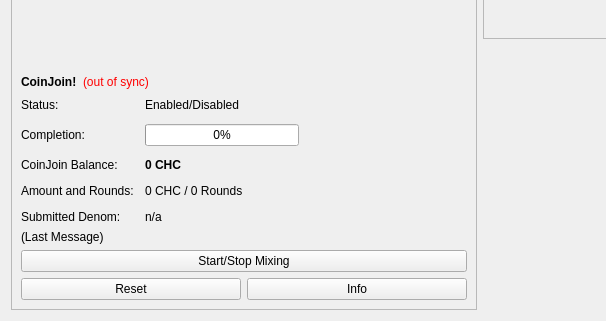
Qt form src/qt/forms/overviewpage.ui (DreamShokk/bagicoin) before a commit; both pictures show x 0 to 606 and y 264 to 585 of the 960 by 585 pixel window.
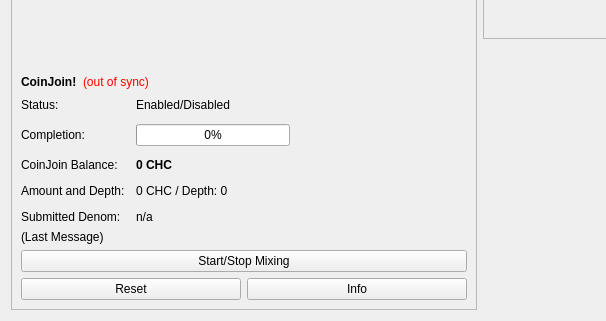
The same form after that commit. Icons and pictures are not drawn.

Commit message: [CoinJoin!] introduce AnalyzeCoin to determine the obscuring level nDepth is calculated as an average over all parent transactions and replaces nRounds

```diff
--- a/src/qt/forms/overviewpage.ui
+++ b/src/qt/forms/overviewpage.ui
@@ -551,14 +551,14 @@
             <item row="3" column="0">
              <widget class="QLabel" name="labelAmountAndRoundsText">
               <property name="text">
-               <string>Amount and Rounds:</string>
+               <string>Amount and Depth:</string>
               </property>
              </widget>
             </item>
             <item row="3" column="1">
              <widget class="QLabel" name="labelAmountRounds">
               <property name="text">
-               <string>0 CHC / 0 Rounds</string>
+               <string>0 CHC / Depth: 0</string>
               </property>
              </widget>
             </item>
```
The commit also changes 28 other files.
